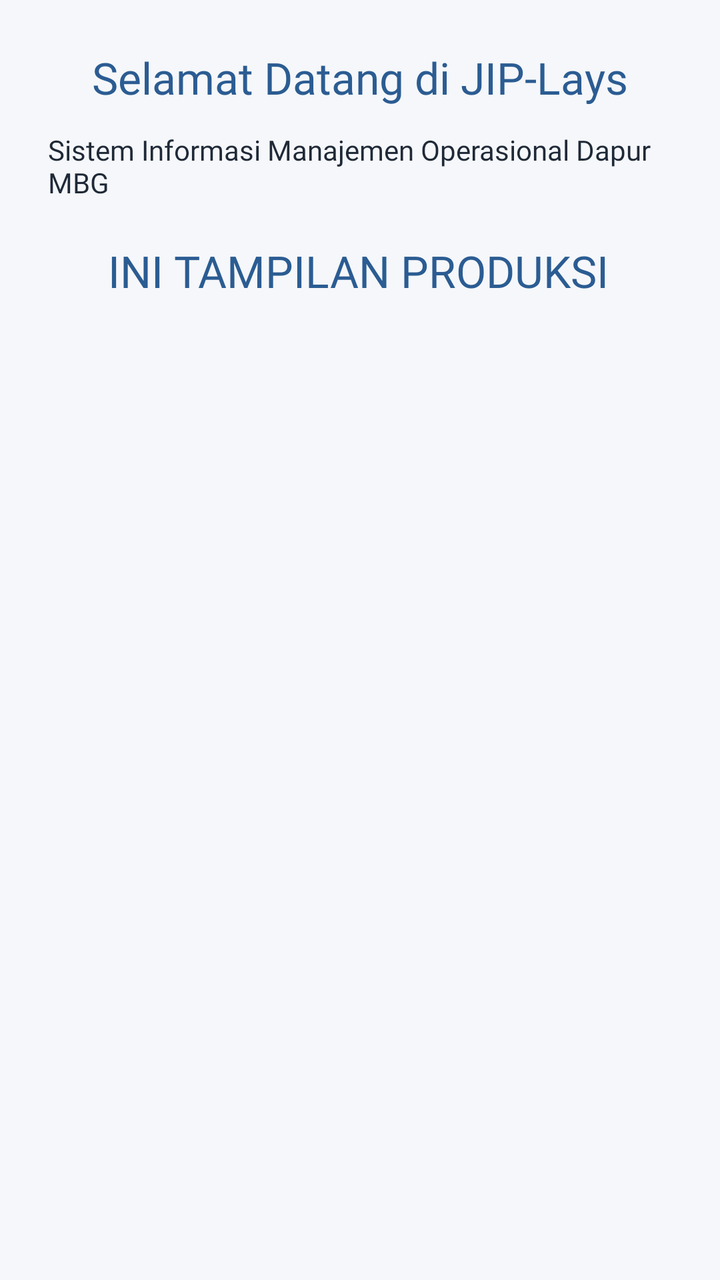
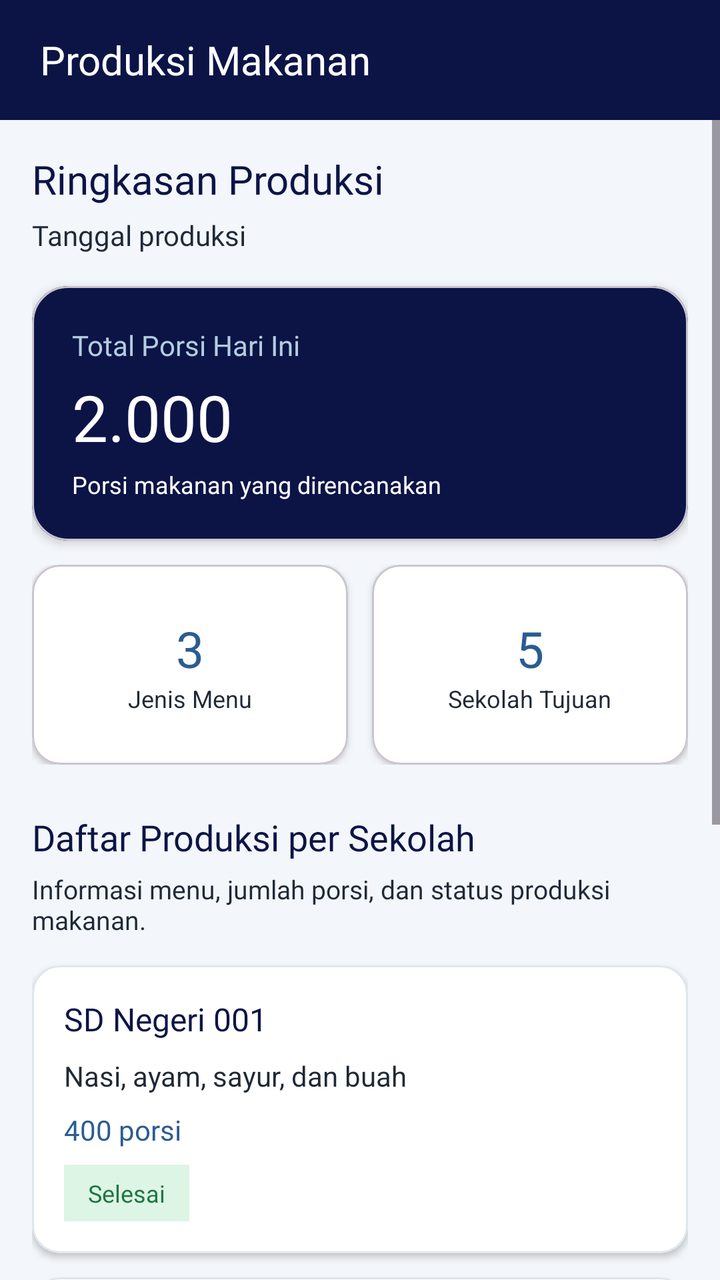

Two renders of the same Android screen: before a commit and after it. Below are the layout's source before the change and the commit's diff.
<!-- AndroidManifest.xml: application theme Theme.JIPLays -->
<!-- res/layout/fragment_produksi.xml -->
<?xml version="1.0" encoding="utf-8"?>
<androidx.constraintlayout.widget.ConstraintLayout
    xmlns:android="http://schemas.android.com/apk/res/android"
    xmlns:app="http://schemas.android.com/apk/res-auto"
    android:layout_width="match_parent"
    android:layout_height="match_parent"
    android:background="#F5F7FA"
    android:padding="24dp">

    <TextView
        android:id="@+id/tvJudulProduksi"
        android:layout_width="wrap_content"
        android:layout_height="wrap_content"
        android:text="Selamat Datang di JIP-Lays"
        android:textColor="@color/primary_blue"
        android:textSize="22sp"
        android:fontFamily="@font/montserrat_bold"
        app:layout_constraintTop_toTopOf="parent"
        app:layout_constraintStart_toStartOf="parent"
        app:layout_constraintEnd_toEndOf="parent" />

    <TextView
        android:id="@+id/tvProduksi"
        android:layout_width="wrap_content"
        android:layout_height="wrap_content"
        android:layout_marginTop="20dp"
        android:fontFamily="@font/montserrat_bold"
        android:text="INI TAMPILAN PRODUKSI"
        android:textColor="@color/primary_blue"
        android:textSize="22sp"
        app:layout_constraintEnd_toEndOf="parent"
        app:layout_constraintHorizontal_bias="0.489"
        app:layout_constraintStart_toStartOf="parent"
        app:layout_constraintTop_toBottomOf="@+id/tvDeskripsiProduksi" />

    <TextView
        android:id="@+id/tvDeskripsiProduksi"
        android:layout_width="0dp"
        android:layout_height="wrap_content"
        android:layout_marginTop="12dp"
        android:fontFamily="@font/inter_18pt_regular"
        android:text="Sistem Informasi Manajemen Operasional Dapur MBG"
        android:textColor="@color/text_body"
        android:textSize="14sp"
        app:layout_constraintEnd_toEndOf="parent"
        app:layout_constraintStart_toStartOf="parent"
        app:layout_constraintTop_toBottomOf="@id/tvJudulProduksi" />

</androidx.constraintlayout.widget.ConstraintLayout>
<!-- resources referenced by this layout -->
<resources>
  <color name="primary_blue">#2B5C92</color>
  <color name="text_body">#1F2937</color>
  <style name="Theme.JIPLays" parent="Base.Theme.JIPLays" />
  <style name="Base.Theme.JIPLays" parent="Theme.Material3.DayNight.NoActionBar">
          
          
      </style>
</resources>

<!-- the commit's change to res/layout/fragment_produksi.xml (unified diff, before → after) -->
@@ -4,46 +4,393 @@
     xmlns:app="http://schemas.android.com/apk/res-auto"
     android:layout_width="match_parent"
     android:layout_height="match_parent"
-    android:background="#F5F7FA"
-    android:padding="24dp">
-
+    android:background="#F3F6FA">
+
+    
     <TextView
-        android:id="@+id/tvJudulProduksi"
-        android:layout_width="wrap_content"
-        android:layout_height="wrap_content"
-        android:text="Selamat Datang di JIP-Lays"
-        android:textColor="@color/primary_blue"
-        android:textSize="22sp"
+        android:id="@+id/tvHeaderProduksi"
+        android:layout_width="0dp"
+        android:layout_height="60dp"
+        android:background="@color/primary_navy"
+        android:gravity="center_vertical"
+        android:paddingHorizontal="20dp"
+        android:text="Produksi Makanan"
+        android:textColor="@color/white"
+        android:textSize="20sp"
         android:fontFamily="@font/montserrat_bold"
         app:layout_constraintTop_toTopOf="parent"
         app:layout_constraintStart_toStartOf="parent"
         app:layout_constraintEnd_toEndOf="parent" />
 
-    <TextView
-        android:id="@+id/tvProduksi"
-        android:layout_width="wrap_content"
-        android:layout_height="wrap_content"
-        android:layout_marginTop="20dp"
-        android:fontFamily="@font/montserrat_bold"
-        android:text="INI TAMPILAN PRODUKSI"
-        android:textColor="@color/primary_blue"
-        android:textSize="22sp"
-        app:layout_constraintEnd_toEndOf="parent"
-        app:layout_constraintHorizontal_bias="0.489"
+    <ScrollView
+        android:layout_width="0dp"
+        android:layout_height="0dp"
+        android:fillViewport="true"
+        app:layout_constraintTop_toBottomOf="@id/tvHeaderProduksi"
+        app:layout_constraintBottom_toBottomOf="parent"
         app:layout_constraintStart_toStartOf="parent"
-        app:layout_constraintTop_toBottomOf="@+id/tvDeskripsiProduksi" />
-
-    <TextView
-        android:id="@+id/tvDeskripsiProduksi"
-        android:layout_width="0dp"
-        android:layout_height="wrap_content"
-        android:layout_marginTop="12dp"
-        android:fontFamily="@font/inter_18pt_regular"
-        android:text="Sistem Informasi Manajemen Operasional Dapur MBG"
-        android:textColor="@color/text_body"
-        android:textSize="14sp"
-        app:layout_constraintEnd_toEndOf="parent"
-        app:layout_constraintStart_toStartOf="parent"
-        app:layout_constraintTop_toBottomOf="@id/tvJudulProduksi" />
+        app:layout_constraintEnd_toEndOf="parent">
+
+        <LinearLayout
+            android:layout_width="match_parent"
+            android:layout_height="wrap_content"
+            android:orientation="vertical"
+            android:padding="16dp">
+
+            
+            <TextView
+                android:layout_width="wrap_content"
+                android:layout_height="wrap_content"
+                android:text="Ringkasan Produksi"
+                android:textColor="@color/primary_navy"
+                android:textSize="20sp"
+                android:fontFamily="@font/montserrat_bold" />
+
+            <TextView
+                android:id="@+id/tvTanggalProduksi"
+                android:layout_width="wrap_content"
+                android:layout_height="wrap_content"
+                android:layout_marginTop="5dp"
+                android:text="Tanggal produksi"
+                android:textColor="@color/text_body"
+                android:textSize="14sp"
+                android:fontFamily="@font/inter_18pt_regular" />
+
+            
+            <com.google.android.material.card.MaterialCardView
+                android:layout_width="match_parent"
+                android:layout_height="wrap_content"
+                android:layout_marginTop="16dp"
+                app:cardBackgroundColor="@color/primary_navy"
+                app:cardCornerRadius="18dp"
+                app:cardElevation="3dp">
+
+                <LinearLayout
+                    android:layout_width="match_parent"
+                    android:layout_height="wrap_content"
+                    android:orientation="vertical"
+                    android:padding="20dp">
+
+                    <TextView
+                        android:layout_width="wrap_content"
+                        android:layout_height="wrap_content"
+                        android:text="Total Porsi Hari Ini"
+                        android:textColor="@color/primary_light"
+                        android:textSize="14sp"
+                        android:fontFamily="@font/inter_18pt_regular" />
+
+                    <TextView
+                        android:id="@+id/tvTotalPorsi"
+                        android:layout_width="wrap_content"
+                        android:layout_height="wrap_content"
+                        android:layout_marginTop="5dp"
+                        android:text="2.000"
+                        android:textColor="@color/white"
+                        android:textSize="32sp"
+                        android:fontFamily="@font/montserrat_bold" />
+
+                    <TextView
+                        android:layout_width="wrap_content"
+                        android:layout_height="wrap_content"
+                        android:layout_marginTop="4dp"
+                        android:text="Porsi makanan yang direncanakan"
+                        android:textColor="@color/white"
+                        android:textSize="12sp" />
+
+                </LinearLayout>
+            </com.google.android.material.card.MaterialCardView>
+
+            
+            <LinearLayout
+                android:layout_width="match_parent"
+                android:layout_height="wrap_content"
+                android:layout_marginTop="12dp"
+                android:orientation="horizontal">
+
+                <com.google.android.material.card.MaterialCardView
+                    android:layout_width="0dp"
+                    android:layout_height="100dp"
+                    android:layout_weight="1"
+                    android:layout_marginEnd="6dp"
+                    app:cardBackgroundColor="@color/white"
+                    app:cardCornerRadius="14dp"
+                    app:cardElevation="2dp">
+
+                    <LinearLayout
+                        android:layout_width="match_parent"
+                        android:layout_height="match_parent"
+                        android:gravity="center"
+                        android:orientation="vertical"
+                        android:padding="10dp">
+
+                        <TextView
+                            android:id="@+id/tvTotalMenu"
+                            android:layout_width="wrap_content"
+                            android:layout_height="wrap_content"
+                            android:text="3"
+                            android:textColor="@color/primary_blue"
+                            android:textSize="25sp"
+                            android:fontFamily="@font/montserrat_bold" />
+
+                        <TextView
+                            android:layout_width="wrap_content"
+                            android:layout_height="wrap_content"
+                            android:text="Jenis Menu"
+                            android:textColor="@color/text_body"
+                            android:textSize="12sp" />
+                    </LinearLayout>
+                </com.google.android.material.card.MaterialCardView>
+
+                <com.google.android.material.card.MaterialCardView
+                    android:layout_width="0dp"
+                    android:layout_height="100dp"
+                    android:layout_weight="1"
+                    android:layout_marginStart="6dp"
+                    app:cardBackgroundColor="@color/white"
+                    app:cardCornerRadius="14dp"
+                    app:cardElevation="2dp">
+
+                    <LinearLayout
+                        android:layout_width="match_parent"
+                        android:layout_height="match_parent"
+                        android:gravity="center"
+                        android:orientation="vertical"
+                        android:padding="10dp">
+
+                        <TextView
+                            android:id="@+id/tvTotalSekolah"
+                            android:layout_width="wrap_content"
+                            android:layout_height="wrap_content"
+                            android:text="5"
+                            android:textColor="@color/primary_blue"
+                            android:textSize="25sp"
+                            android:fontFamily="@font/montserrat_bold" />
+
+                        <TextView
+                            android:layout_width="wrap_content"
+                            android:layout_height="wrap_content"
+                            android:text="Sekolah Tujuan"
+                            android:textColor="@color/text_body"
+                            android:textSize="12sp" />
+                    </LinearLayout>
+                </com.google.android.material.card.MaterialCardView>
+
+            </LinearLayout>
+
+            
+            <TextView
+                android:layout_width="wrap_content"
+                android:layout_height="wrap_content"
+                android:layout_marginTop="24dp"
+                android:text="Daftar Produksi per Sekolah"
+                android:textColor="@color/primary_navy"
+                android:textSize="18sp"
+                android:fontFamily="@font/montserrat_bold" />
+
+            <TextView
+                android:layout_width="match_parent"
+                android:layout_height="wrap_content"
+                android:layout_marginTop="5dp"
+                android:text="Informasi menu, jumlah porsi, dan status produksi makanan."
+                android:textColor="@color/text_body"
+                android:textSize="13sp"
+                android:fontFamily="@font/inter_18pt_regular" />
+
+            
+            <com.google.android.material.card.MaterialCardView
+                android:layout_width="match_parent"
+                android:layout_height="wrap_content"
+                android:layout_marginTop="14dp"
+                app:cardBackgroundColor="@color/white"
+                app:cardCornerRadius="14dp"
+                app:cardElevation="2dp"
+                app:strokeColor="#DFE6EF"
+                app:strokeWidth="1dp">
+
+                <LinearLayout
+                    android:layout_width="match_parent"
+                    android:layout_height="wrap_content"
+                    android:orientation="vertical"
+                    android:padding="16dp">
+
+                    <TextView
+                        android:id="@+id/tvSekolahPertama"
+                        android:layout_width="match_parent"
+                        android:layout_height="wrap_content"
+                        android:text="SD Negeri 001"
+                        android:textColor="@color/primary_navy"
+                        android:textSize="16sp"
+                        android:fontFamily="@font/montserrat_bold" />
+
+                    <TextView
+                        android:id="@+id/tvMenuPertama"
+                        android:layout_width="match_parent"
+                        android:layout_height="wrap_content"
+                        android:layout_marginTop="8dp"
+                        android:text="Nasi, ayam, sayur, dan buah"
+                        android:textColor="@color/text_body"
+                        android:textSize="14sp" />
+
+                    <TextView
+                        android:id="@+id/tvPorsiPertama"
+                        android:layout_width="wrap_content"
+                        android:layout_height="wrap_content"
+                        android:layout_marginTop="8dp"
+                        android:text="400 porsi"
+                        android:textColor="@color/primary_blue"
+                        android:textSize="14sp"
+                        android:fontFamily="@font/montserrat_medium" />
+
+                    <TextView
+                        android:id="@+id/tvStatusPertama"
+                        android:layout_width="wrap_content"
+                        android:layout_height="wrap_content"
+                        android:layout_marginTop="8dp"
+                        android:background="#DDF5E5"
+                        android:paddingHorizontal="12dp"
+                        android:paddingVertical="6dp"
+                        android:text="Selesai"
+                        android:textColor="#207544"
+                        android:textSize="12sp"
+                        android:fontFamily="@font/montserrat_medium" />
+
+                </LinearLayout>
+            </com.google.android.material.card.MaterialCardView>
+
+            
+            <com.google.android.material.card.MaterialCardView
+                android:layout_width="match_parent"
+                android:layout_height="wrap_content"
+                android:layout_marginTop="12dp"
+                app:cardBackgroundColor="@color/white"
+                app:cardCornerRadius="14dp"
+                app:cardElevation="2dp"
+                app:strokeColor="#DFE6EF"
+                app:strokeWidth="1dp">
+
+                <LinearLayout
+                    android:layout_width="match_parent"
+                    android:layout_height="wrap_content"
+                    android:orientation="vertical"
+                    android:padding="16dp">
+
+                    <TextView
+                        android:id="@+id/tvSekolahKedua"
+                        android:layout_width="match_parent"
+                        android:layout_height="wrap_content"
+                        android:text="SMP Negeri 001"
+                        android:textColor="@color/primary_navy"
+                        android:textSize="16sp"
+                        android:fontFamily="@font/montserrat_bold" />
+
+                    <TextView
+                        android:id="@+id/tvMenuKedua"
+                        android:layout_width="match_parent"
+                        android:layout_height="wrap_content"
+                        android:layout_marginTop="8dp"
+                        android:text="Nasi, ikan, sayur, dan buah"
+                        android:textColor="@color/text_body"
+                        android:textSize="14sp" />
+
+                    <TextView
+                        android:id="@+id/tvPorsiKedua"
+                        android:layout_width="wrap_content"
+                        android:layout_height="wrap_content"
+                        android:layout_marginTop="8dp"
+                        android:text="350 porsi"
+                        android:textColor="@color/primary_blue"
+                        android:textSize="14sp"
+                        android:fontFamily="@font/montserrat_medium" />
+
+                    <TextView
+                        android:id="@+id/tvStatusKedua"
+                        android:layout_width="wrap_content"
+                        android:layout_height="wrap_content"
+                        android:layout_marginTop="8dp"
+                        android:background="#FFF0CC"
+                        android:paddingHorizontal="12dp"
+                        android:paddingVertical="6dp"
+                        android:text="Diproses"
+                        android:textColor="#956000"
+                        android:textSize="12sp"
+                        android:fontFamily="@font/montserrat_medium" />
+
+                </LinearLayout>
+            </com.google.android.material.card.MaterialCardView>
+
+            
+            <com.google.android.material.card.MaterialCardView
+                android:layout_width="match_parent"
+                android:layout_height="wrap_content"
+                android:layout_marginTop="12dp"
+                app:cardBackgroundColor="@color/white"
+                app:cardCornerRadius="14dp"
+                app:cardElevation="2dp"
+                app:strokeColor="#DFE6EF"
+                app:strokeWidth="1dp">
+
+                <LinearLayout
+                    android:layout_width="match_parent"
+                    android:layout_height="wrap_content"
+                    android:orientation="vertical"
+                    android:padding="16dp">
+
+                    <TextView
+                        android:id="@+id/tvSekolahKetiga"
+                        android:layout_width="match_parent"
+                        android:layout_height="wrap_content"
+                        android:text="SD Negeri 002"
+                        android:textColor="@color/primary_navy"
+                        android:textSize="16sp"
+                        android:fontFamily="@font/montserrat_bold" />
+
+                    <TextView
+                        android:id="@+id/tvMenuKetiga"
+                        android:layout_width="match_parent"
+                        android:layout_height="wrap_content"
+                        android:layout_marginTop="8dp"
+                        android:text="Nasi, telur, sayur, dan buah"
+                        android:textColor="@color/text_body"
+                        android:textSize="14sp" />
+
+                    <TextView
+                        android:id="@+id/tvPorsiKetiga"
+                        android:layout_width="wrap_content"
+                        android:layout_height="wrap_content"
+                        android:layout_marginTop="8dp"
+                        android:text="300 porsi"
+                        android:textColor="@color/primary_blue"
+                        android:textSize="14sp"
+                        android:fontFamily="@font/montserrat_medium" />
+
+                    <TextView
+                        android:id="@+id/tvStatusKetiga"
+                        android:layout_width="wrap_content"
+                        android:layout_height="wrap_content"
+                        android:layout_marginTop="8dp"
+                        android:background="#E7EAF0"
+                        android:paddingHorizontal="12dp"
+                        android:paddingVertical="6dp"
+                        android:text="Menunggu"
+                        android:textColor="#505B6B"
+                        android:textSize="12sp"
+                        android:fontFamily="@font/montserrat_medium" />
+
+                </LinearLayout>
+            </com.google.android.material.card.MaterialCardView>
+
+            
+            <TextView
+                android:layout_width="match_parent"
+                android:layout_height="wrap_content"
+                android:layout_marginTop="18dp"
+                android:layout_marginBottom="12dp"
+                android:gravity="center"
+                android:text="Data produksi ditampilkan untuk pemantauan operasional dapur."
+                android:textColor="#8795A8"
+                android:textSize="12sp" />
+
+        </LinearLayout>
+    </ScrollView>
 
 </androidx.constraintlayout.widget.ConstraintLayout>
<!-- resource entries referenced after the edit -->
@@ -1,7 +1,10 @@
 <!-- resources referenced by this layout -->
 <resources>
   <color name="primary_blue">#2B5C92</color>
+  <color name="primary_light">#B3CDE0</color>
+  <color name="primary_navy">#0C1446</color>
   <color name="text_body">#1F2937</color>
+  <color name="white">#FFFFFFFF</color>
   <style name="Theme.JIPLays" parent="Base.Theme.JIPLays" />
   <style name="Base.Theme.JIPLays" parent="Theme.Material3.DayNight.NoActionBar">
           
